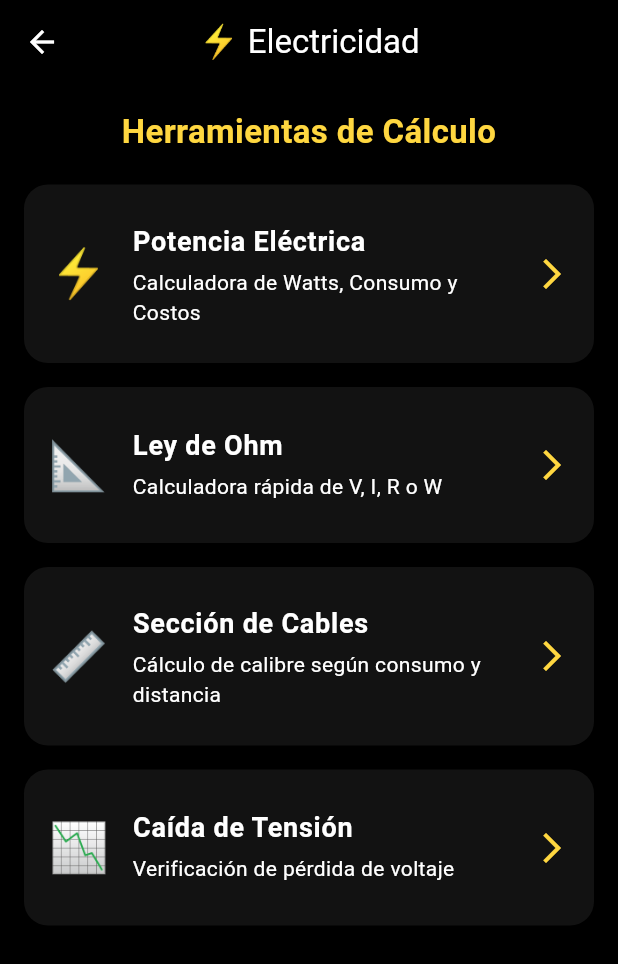
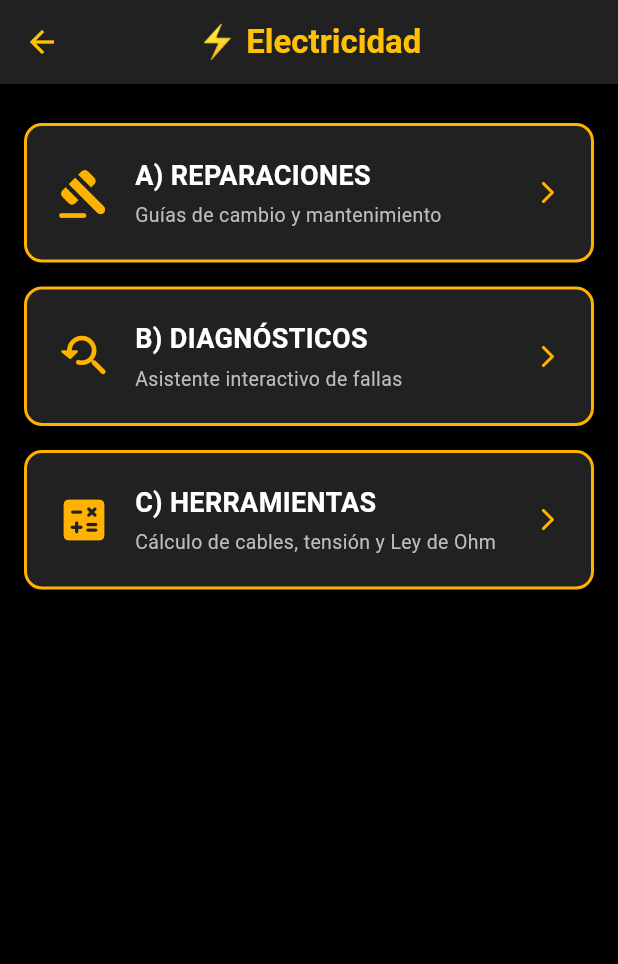
Before and after one commit to TierraSapiens/construc_assist, a Flutter app: the MainMenuScreen screen opened directly, after a tap on an icon or button, on a phone screen of 412 x 824 dp. Shown: the top 964 px of the screen. Run offline on Flutter 3.47's test engine with Material 3 defaults, Android fonts, the phone set to English and light mode, and no system bars; our stand-ins replace flutter_dotenv, flutter_riverpod, google_generative_ai, shared_preferences; accounts and stored records are empty.

Commit message:
modificaciones ajustes

```diff
--- a/lib/features/home/ui/screens/main_menu_screen.dart
+++ b/lib/features/home/ui/screens/main_menu_screen.dart
@@ -1,4 +1,4 @@
-import 'package:construc_assist/features/electrician/ui/screens/electrician_home_screen.dart';
+import 'package:construc_assist/screens/menu_electricidad.dart';
 import 'package:flutter/material.dart';
 import 'package:flutter_riverpod/flutter_riverpod.dart';
 import 'package:construc_assist/core/settings/theme_provider.dart';
@@ -87,7 +87,11 @@ class MainMenuScreen extends ConsumerWidget {
   }
 
   // Panel de configuración que emerge desde abajo
-  void _showSettingsBottomSheet(BuildContext context, WidgetRef ref, bool isObraNow) {
+  void _showSettingsBottomSheet(
+    BuildContext context,
+    WidgetRef ref,
+    bool isObraNow,
+  ) {
     showModalBottomSheet(
       context: context,
       shape: const RoundedRectangleBorder(
@@ -116,9 +120,14 @@ class MainMenuScreen extends ConsumerWidget {
               // Opción Modo Obra
               ListTile(
                 leading: const Text('👷', style: TextStyle(fontSize: 24)),
-                title: const Text('Modo Obra', style: TextStyle(fontWeight: FontWeight.bold)),
+                title: const Text(
+                  'Modo Obra',
+                  style: TextStyle(fontWeight: FontWeight.bold),
+                ),
                 subtitle: const Text('Alto contraste para exteriores'),
-                trailing: isObraNow ? const Icon(Icons.check_circle, color: Colors.green) : null,
+                trailing: isObraNow
+                    ? const Icon(Icons.check_circle, color: Colors.green)
+                    : null,
                 onTap: () {
                   ref.read(isObraModeProvider.notifier).setMode(true);
                   Navigator.pop(context); // Cierra el panel
@@ -129,9 +138,14 @@ class MainMenuScreen extends ConsumerWidget {
               // Opción Modo Oficina
               ListTile(
                 leading: const Text('👔', style: TextStyle(fontSize: 24)),
-                title: const Text('Modo Oficina', style: TextStyle(fontWeight: FontWeight.bold)),
+                title: const Text(
+                  'Modo Oficina',
+                  style: TextStyle(fontWeight: FontWeight.bold),
+                ),
                 subtitle: const Text('Diseño elegante para interiores'),
-                trailing: !isObraNow ? const Icon(Icons.check_circle, color: Colors.green) : null,
+                trailing: !isObraNow
+                    ? const Icon(Icons.check_circle, color: Colors.green)
+                    : null,
                 onTap: () {
                   ref.read(isObraModeProvider.notifier).setMode(false);
                   Navigator.pop(context); // Cierra el panel
@@ -145,22 +159,33 @@ class MainMenuScreen extends ConsumerWidget {
     );
   }
 
-  Widget _buildGremioButton(BuildContext context, String emoji, String title, bool isActive) {
+  Widget _buildGremioButton(
+    BuildContext context,
+    String emoji,
+    String title,
+    bool isActive,
+  ) {
     return ElevatedButton(
-      onPressed: isActive ? () {
+      onPressed: isActive
+          ? () {
               if (title == 'Electricidad') {
-          // Navegamos a la pantalla de Electricidad
+                // Navegamos al nuevo Menú Intermedio de Electricidad
                 Navigator.push(
                   context,
-            MaterialPageRoute(builder: (context) => const ElectricianHomeScreen()),
+                  MaterialPageRoute(
+                    builder: (context) => const MenuElectricidad(),
+                  ),
                 );
               } else {
                 // Para los otros gremios que aún no están listos
                 ScaffoldMessenger.of(context).showSnackBar(
-            SnackBar(content: Text('El módulo $title estará disponible pronto.')),
+                  SnackBar(
+                    content: Text('El módulo $title estará disponible pronto.'),
+                  ),
                 );
               }
-      } : null,
+            }
+          : null,
       style: ElevatedButton.styleFrom(
         padding: const EdgeInsets.all(16),
         shape: RoundedRectangleBorder(borderRadius: BorderRadius.circular(16)),
@@ -170,7 +195,11 @@ class MainMenuScreen extends ConsumerWidget {
         children: [
           Text(emoji, style: const TextStyle(fontSize: 48)),
           const SizedBox(height: 10),
-          Text(title, textAlign: TextAlign.center, style: const TextStyle(fontSize: 18)),
+          Text(
+            title,
+            textAlign: TextAlign.center,
+            style: const TextStyle(fontSize: 18),
+          ),
         ],
       ),
     );
--- /dev/null
+++ b/lib/screens/menu_electricidad.dart
@@ -0,0 +1,174 @@
+import 'package:flutter/material.dart';
+import 'package:flutter_riverpod/flutter_riverpod.dart'; // <-- Agregado
+import 'package:construc_assist/core/settings/theme_provider.dart'; // <-- Agregado
+import 'package:construc_assist/features/electrician/ui/screens/electrician_home_screen.dart';
+import 'package:construc_assist/screens/menu_diagnosticos.dart';
+import 'package:construc_assist/screens/menu_reparaciones.dart';
+
+class MenuElectricidad extends ConsumerWidget {
+  // <-- Cambiado a ConsumerWidget
+  const MenuElectricidad({super.key});
+
+  @override
+  Widget build(BuildContext context, WidgetRef ref) {
+    // <-- Agregado WidgetRef ref
+    final isObra = ref.watch(isObraModeProvider);
+
+    return Scaffold(
+      backgroundColor: isObra ? Colors.black : Colors.grey.shade50,
+      appBar: AppBar(
+        backgroundColor: isObra ? Colors.grey.shade900 : Colors.blue.shade800,
+        title: Text(
+          '⚡ Electricidad',
+          style: TextStyle(
+            color: isObra ? Colors.amber : Colors.white,
+            fontWeight: FontWeight.bold,
+          ),
+        ),
+        iconTheme: IconThemeData(color: isObra ? Colors.amber : Colors.white),
+        centerTitle: true,
+      ),
+      body: Padding(
+        padding: const EdgeInsets.all(16.0),
+        child: Column(
+          crossAxisAlignment: CrossAxisAlignment.stretch,
+          children: [
+            const SizedBox(height: 10),
+
+            // OPCION A: REPARACIONES
+            _buildMenuCard(
+              context: context,
+              isObra: isObra,
+              title: 'A) REPARACIONES',
+              subtitle: 'Guías de cambio y mantenimiento',
+              icon: Icons.gavel_rounded,
+              onTap: () {
+                Navigator.push(
+                  context,
+                  MaterialPageRoute(
+                    builder: (context) => const MenuReparaciones(),
+                  ),
+                );
+              },
+            ),
+
+            const SizedBox(height: 16),
+
+            // OPCION B: DIAGNÓSTICOS
+            _buildMenuCard(
+              context: context,
+              isObra: isObra,
+              title: 'B) DIAGNÓSTICOS',
+              subtitle: 'Asistente interactivo de fallas',
+              icon: Icons.youtube_searched_for_rounded,
+              onTap: () {
+                Navigator.push(
+                  context,
+                  MaterialPageRoute(
+                    builder: (context) => const MenuDiagnosticos(),
+                  ),
+                );
+              },
+            ),
+
+            const SizedBox(height: 16),
+
+            // OPCION C: HERRAMIENTAS
+            _buildMenuCard(
+              context: context,
+              isObra: isObra,
+              title: 'C) HERRAMIENTAS',
+              subtitle: 'Cálculo de cables, tensión y Ley de Ohm',
+              icon: Icons.calculate_rounded,
+              onTap: () {
+                Navigator.push(
+                  context,
+                  MaterialPageRoute(
+                    builder: (context) => const ElectricianHomeScreen(),
+                  ),
+                );
+              },
+            ),
+          ],
+        ),
+      ),
+    );
+  }
+
+  // Molde adaptado al Camaleón (manteniendo el borde grueso)
+  Widget _buildMenuCard({
+    required BuildContext context,
+    required bool isObra,
+    required String title,
+    required String subtitle,
+    required IconData icon,
+    required VoidCallback onTap,
+  }) {
+    return InkWell(
+      onTap: onTap,
+      borderRadius: BorderRadius.circular(12),
+      child: Container(
+        padding: const EdgeInsets.all(20),
+        decoration: BoxDecoration(
+          color: isObra ? Colors.grey.shade900 : Colors.white,
+          borderRadius: BorderRadius.circular(12),
+          border: Border.all(
+            color: isObra
+                ? Colors.amber.shade600
+                : Colors.blue.shade400, // <-- Borde adaptado
+            width: 2,
+          ),
+          boxShadow: isObra
+              ? null
+              : [
+                  BoxShadow(
+                    color: Colors.black.withValues(alpha: 0.05),
+                    blurRadius: 10,
+                    offset: const Offset(0, 4),
+                  ),
+                ],
+        ),
+        child: Row(
+          children: [
+            Icon(
+              icon,
+              size: 36,
+              color: isObra ? Colors.amber.shade600 : Colors.blue.shade700,
+            ),
+            const SizedBox(width: 16),
+            Expanded(
+              child: Column(
+                crossAxisAlignment: CrossAxisAlignment.start,
+                children: [
+                  Text(
+                    title,
+                    style: TextStyle(
+                      fontSize: 18,
+                      fontWeight: FontWeight.bold,
+                      color: isObra ? Colors.white : Colors.black87,
+                    ),
+                  ),
+                  const SizedBox(height: 4),
+                  Text(
+                    subtitle,
+                    style: TextStyle(
+                      fontSize: 13,
+                      color: isObra
+                          ? Colors.grey.shade400
+                          : Colors.grey.shade600,
+                    ),
+                  ),
+                ],
+              ),
+            ),
+            Icon(
+              Icons.arrow_forward_ios_rounded,
+              color: isObra ? Colors.amber.shade600 : Colors.blue.shade300,
+              size: 18,
+            ),
+          ],
+        ),
+      ),
+    );
+  }
+}
--- a/lib/services/data_service.dart
+++ b/lib/services/data_service.dart
@@ -29,9 +29,8 @@ class DataService {
   // ¡NUEVA FUNCIÓN! Para leer el árbol de diagnóstico interactivo
   Future<DiagnosticoCompletoModel?> obtenerDiagnosticoBreaker() async {
     try {
-      // ATENCIÓN: Verificá que esta ruta coincida exactamente con tus carpetas a la izquierda
       final String respuesta = await rootBundle.loadString(
-        'assets/1_diagnostics/electrician/protecciones/breaker_trip.json',
+        'assets/diagnostics/electrician/protecciones/breaker_trip.json',
       );
 
       final Map<String, dynamic> datosDecodificados = json.decode(respuesta);
```
Also changed, not shown: lib/main.dart (+3 -7 lines), lib/screens/menu_diagnosticos.dart (added, +160 -0 lines), lib/screens/menu_reparaciones.dart (added, +141 -0 lines). Lines whose indentation alone changed are shown as unchanged.
